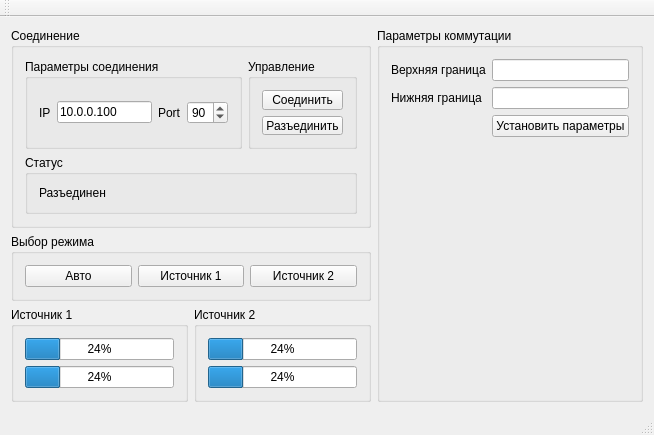
Before: the Qt Designer form mainwindow.ui in msmirnov91/AvarKom, drawn with Qt 5.
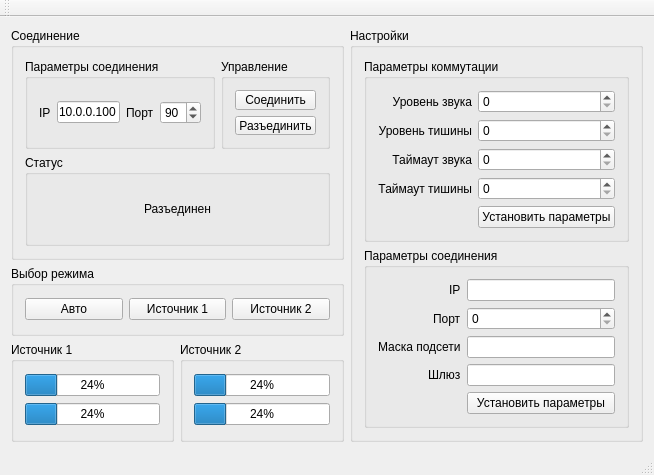
After: the same form once the commit is applied.

Commit message: Edited UI. Deleted unnecessary parts of protocol. Updatad readme

```diff
--- a/mainwindow.ui
+++ b/mainwindow.ui
@@ -7,7 +7,7 @@
     <x>0</x>
     <y>0</y>
     <width>654</width>
-    <height>426</height>
+    <height>442</height>
    </rect>
   </property>
   <property name="windowTitle">
@@ -94,7 +94,7 @@
           <item row="0" column="2">
            <widget class="QLabel" name="portLabel">
             <property name="text">
-             <string>Port</string>
+             <string>Порт</string>
             </property>
            </widget>
           </item>
@@ -108,6 +108,25 @@
          </layout>
         </widget>
        </item>
+       <item row="1" column="0" colspan="2">
+        <widget class="QGroupBox" name="connStateGB">
+         <property name="title">
+          <string>Статус</string>
+         </property>
+         <layout class="QGridLayout" name="gridLayout_8">
+          <item row="0" column="0">
+           <widget class="QLabel" name="connStateLabel">
+            <property name="text">
+             <string>Разъединен</string>
+            </property>
+            <property name="alignment">
+             <set>Qt::AlignCenter</set>
+            </property>
+           </widget>
+          </item>
+         </layout>
+        </widget>
+       </item>
        <item row="0" column="1">
         <widget class="QGroupBox" name="connControlGB">
          <property name="maximumSize">
@@ -137,22 +156,6 @@
          </layout>
         </widget>
        </item>
-       <item row="1" column="0" colspan="2">
-        <widget class="QGroupBox" name="connStateGB">
-         <property name="title">
-          <string>Статус</string>
-         </property>
-         <layout class="QGridLayout" name="gridLayout_8">
-          <item row="0" column="0">
-           <widget class="QLabel" name="connStateLabel">
-            <property name="text">
-             <string>Разъединен</string>
-            </property>
-           </widget>
-          </item>
-         </layout>
-        </widget>
-       </item>
       </layout>
      </widget>
     </item>
@@ -245,37 +248,144 @@
     <item row="0" column="2" rowspan="3">
      <widget class="QGroupBox" name="paramsGB">
       <property name="title">
+       <string>Настройки</string>
+      </property>
+      <layout class="QVBoxLayout" name="verticalLayout">
+       <item>
+        <widget class="QGroupBox" name="groupBox">
+         <property name="title">
        <string>Параметры коммутации</string>
       </property>
       <layout class="QFormLayout" name="formLayout">
        <property name="fieldGrowthPolicy">
         <enum>QFormLayout::AllNonFixedFieldsGrow</enum>
        </property>
+          <property name="labelAlignment">
+           <set>Qt::AlignRight|Qt::AlignTrailing|Qt::AlignVCenter</set>
+          </property>
        <item row="1" column="0">
         <widget class="QLabel" name="label">
          <property name="text">
-          <string>Верхняя граница</string>
+             <string>Уровень звука</string>
+            </property>
+            <property name="alignment">
+             <set>Qt::AlignRight|Qt::AlignTrailing|Qt::AlignVCenter</set>
          </property>
         </widget>
        </item>
        <item row="1" column="1">
-        <widget class="QLineEdit" name="soundThresholdLineEdit"/>
-       </item>
-       <item row="4" column="0">
+           <widget class="QSpinBox" name="loudThresholdSpinBox"/>
+          </item>
+          <item row="3" column="0">
         <widget class="QLabel" name="label_2">
          <property name="text">
-          <string>Нижняя граница</string>
+             <string>Уровень тишины</string>
+            </property>
+            <property name="alignment">
+             <set>Qt::AlignRight|Qt::AlignTrailing|Qt::AlignVCenter</set>
+            </property>
+           </widget>
+          </item>
+          <item row="3" column="1">
+           <widget class="QSpinBox" name="quietThresholdSpinBox"/>
+          </item>
+          <item row="4" column="0">
+           <widget class="QLabel" name="label_3">
+            <property name="text">
+             <string>Таймаут звука</string>
+            </property>
+            <property name="alignment">
+             <set>Qt::AlignRight|Qt::AlignTrailing|Qt::AlignVCenter</set>
+            </property>
+           </widget>
+          </item>
+          <item row="5" column="0">
+           <widget class="QLabel" name="label_4">
+            <property name="text">
+             <string>Таймаут тишины</string>
+            </property>
+            <property name="alignment">
+             <set>Qt::AlignRight|Qt::AlignTrailing|Qt::AlignVCenter</set>
+            </property>
+           </widget>
+          </item>
+          <item row="6" column="1">
+           <widget class="QPushButton" name="setCommutParamsButton">
+            <property name="text">
+             <string>Установить параметры</string>
          </property>
         </widget>
        </item>
        <item row="4" column="1">
-        <widget class="QLineEdit" name="quietThresholdLineEdit"/>
+           <widget class="QSpinBox" name="loudTimeoutSpinBox"/>
        </item>
        <item row="5" column="1">
-        <widget class="QPushButton" name="setParamsButton">
+           <widget class="QSpinBox" name="quietTimeoutSpinBox">
+            <property name="maximum">
+             <number>99</number>
+            </property>
+           </widget>
+          </item>
+         </layout>
+        </widget>
+       </item>
+       <item>
+        <widget class="QGroupBox" name="groupBox_2">
+         <property name="title">
+          <string>Параметры соединения</string>
+         </property>
+         <layout class="QFormLayout" name="formLayout_2">
+          <property name="labelAlignment">
+           <set>Qt::AlignRight|Qt::AlignTrailing|Qt::AlignVCenter</set>
+          </property>
+          <item row="4" column="1">
+           <widget class="QPushButton" name="setNetworkParamsButton">
          <property name="text">
           <string>Установить параметры</string>
          </property>
+           </widget>
+          </item>
+          <item row="0" column="0">
+           <widget class="QLabel" name="label_5">
+            <property name="text">
+             <string>IP</string>
+            </property>
+           </widget>
+          </item>
+          <item row="1" column="0">
+           <widget class="QLabel" name="label_6">
+            <property name="text">
+             <string>Порт</string>
+            </property>
+           </widget>
+          </item>
+          <item row="2" column="0">
+           <widget class="QLabel" name="label_7">
+            <property name="text">
+             <string>Маска подсети</string>
+            </property>
+           </widget>
+          </item>
+          <item row="3" column="0">
+           <widget class="QLabel" name="label_8">
+            <property name="text">
+             <string>Шлюз</string>
+            </property>
+           </widget>
+          </item>
+          <item row="0" column="1">
+           <widget class="QLineEdit" name="newIpLineEdit"/>
+          </item>
+          <item row="2" column="1">
+           <widget class="QLineEdit" name="netmaskLineEdit"/>
+          </item>
+          <item row="3" column="1">
+           <widget class="QLineEdit" name="gateLineEdit"/>
+          </item>
+          <item row="1" column="1">
+           <widget class="QSpinBox" name="newPortSpinBox"/>
+          </item>
+         </layout>
         </widget>
        </item>
       </layout>
```
Lines whose indentation alone changed are shown as unchanged. The commit also changes 5 other files.
